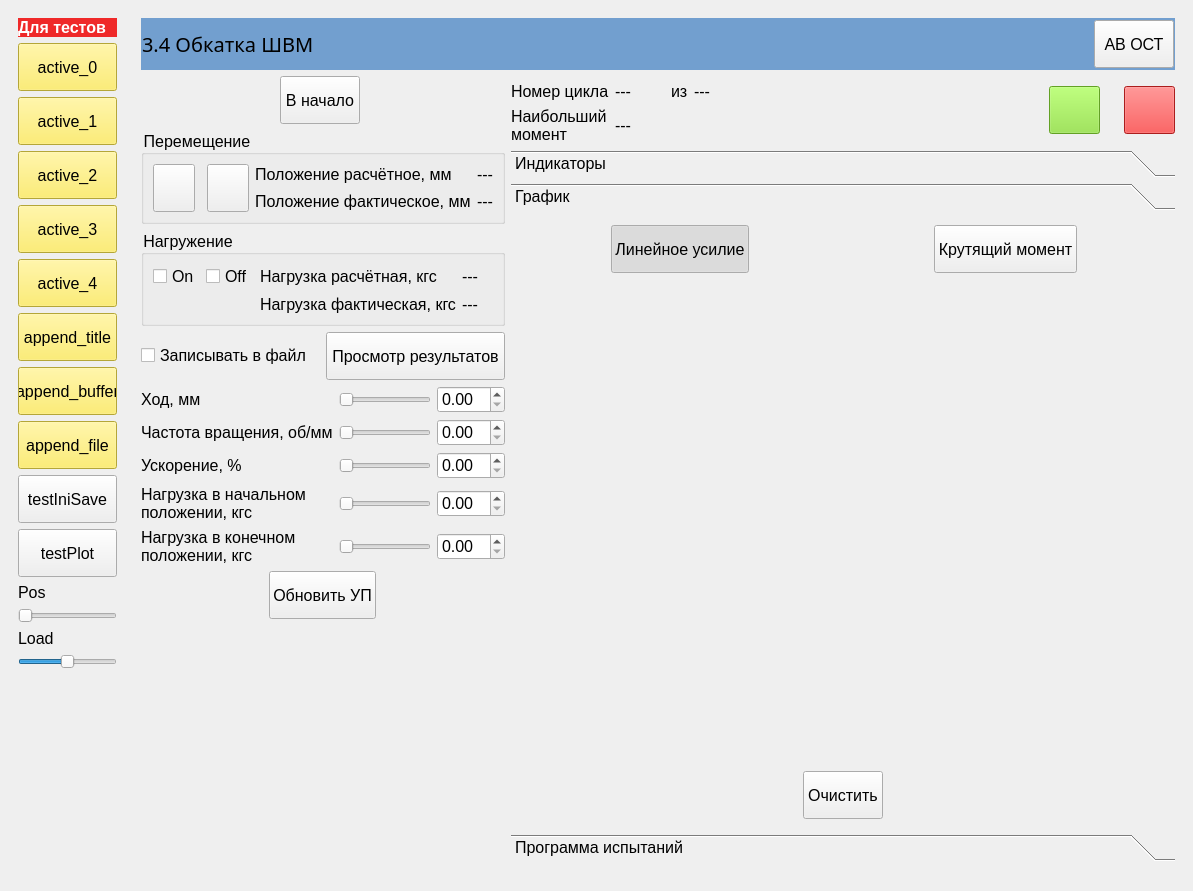
First picture: the form in BallScrewVCP4.ui, repository Ornstein89/BallScrewControl_QtVCP, before the edit.
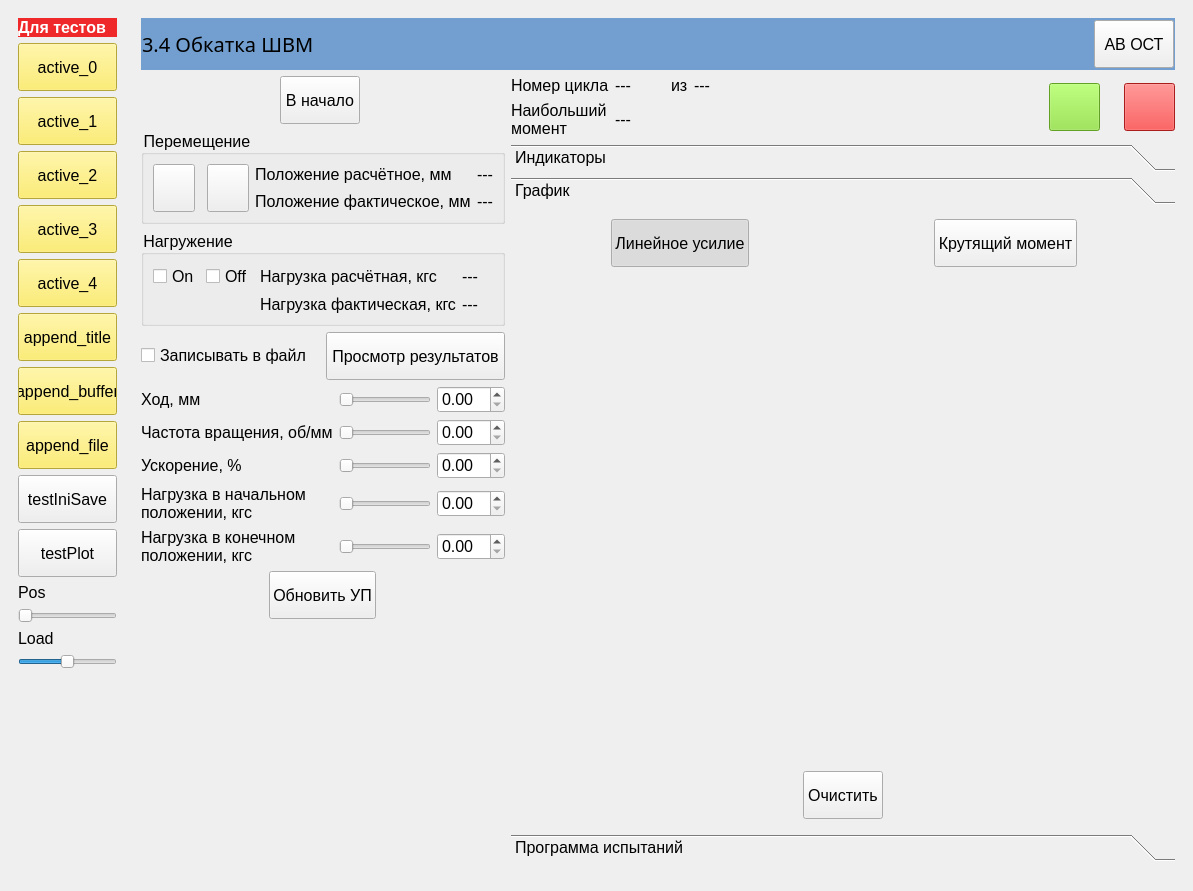
Second picture: the form after the edit. Icons and pictures are not drawn. Custom widgets are drawn as their Qt base class.

```diff
--- a/BallScrewVCP4.ui
+++ b/BallScrewVCP4.ui
@@ -235,71 +235,6 @@
        <layout class="QGridLayout" name="gridLayout_13" columnstretch="1,3">
         <item row="1" column="1">
          <layout class="QGridLayout" name="gridLayout_12">
-          <item row="2" column="1" rowspan="2">
-           <layout class="QGridLayout" name="gridLayout_23">
-            <item row="0" column="2">
-             <widget class="QLabel" name="label_2">
-              <property name="text">
-               <string>из</string>
-              </property>
-             </widget>
-            </item>
-            <item row="1" column="0">
-             <widget class="QLabel" name="label_75">
-              <property name="text">
-               <string>Наибольший 
-момент</string>
-              </property>
-             </widget>
-            </item>
-            <item row="0" column="1">
-             <widget class="QLabel" name="lblI34">
-              <property name="minimumSize">
-               <size>
-                <width>50</width>
-                <height>0</height>
-               </size>
-              </property>
-              <property name="text">
-               <string>---</string>
-              </property>
-             </widget>
-            </item>
-            <item row="0" column="0">
-             <widget class="QLabel" name="label_74">
-              <property name="text">
-               <string>Номер цикла</string>
-              </property>
-             </widget>
-            </item>
-            <item row="1" column="1">
-             <widget class="QLabel" name="lblTorque_Max34">
-              <property name="minimumSize">
-               <size>
-                <width>50</width>
-                <height>0</height>
-               </size>
-              </property>
-              <property name="text">
-               <string>---</string>
-              </property>
-             </widget>
-            </item>
-            <item row="0" column="3">
-             <widget class="QLabel" name="lblN34">
-              <property name="minimumSize">
-               <size>
-                <width>50</width>
-                <height>0</height>
-               </size>
-              </property>
-              <property name="text">
-               <string>---</string>
-              </property>
-             </widget>
-            </item>
-           </layout>
-          </item>
           <item row="1" column="8" rowspan="3">
            <widget class="PushButton" name="btnDevice_Off34">
             <property name="styleSheet">
@@ -369,6 +304,71 @@
             </property>
            </widget>
           </item>
+          <item row="1" column="1" rowspan="3">
+           <layout class="QGridLayout" name="gridLayout_23">
+            <item row="0" column="2">
+             <widget class="QLabel" name="label_2">
+              <property name="text">
+               <string>из</string>
+              </property>
+             </widget>
+            </item>
+            <item row="1" column="0">
+             <widget class="QLabel" name="label_75">
+              <property name="text">
+               <string>Наибольший 
+момент</string>
+              </property>
+             </widget>
+            </item>
+            <item row="0" column="1">
+             <widget class="QLabel" name="lblI34">
+              <property name="minimumSize">
+               <size>
+                <width>50</width>
+                <height>0</height>
+               </size>
+              </property>
+              <property name="text">
+               <string>---</string>
+              </property>
+             </widget>
+            </item>
+            <item row="0" column="0">
+             <widget class="QLabel" name="label_74">
+              <property name="text">
+               <string>Номер цикла</string>
+              </property>
+             </widget>
+            </item>
+            <item row="1" column="1">
+             <widget class="QLabel" name="lblTorque_Max34">
+              <property name="minimumSize">
+               <size>
+                <width>50</width>
+                <height>0</height>
+               </size>
+              </property>
+              <property name="text">
+               <string>---</string>
+              </property>
+             </widget>
+            </item>
+            <item row="0" column="3">
+             <widget class="QLabel" name="lblN34">
+              <property name="minimumSize">
+               <size>
+                <width>50</width>
+                <height>0</height>
+               </size>
+              </property>
+              <property name="text">
+               <string>---</string>
+              </property>
+             </widget>
+            </item>
+           </layout>
+          </item>
          </layout>
         </item>
         <item row="2" column="1">
@@ -563,7 +563,7 @@
              <x>0</x>
              <y>0</y>
              <width>604</width>
-             <height>619</height>
+             <height>625</height>
             </rect>
            </property>
            <attribute name="label">
```
Left out of the diff: 8 changed lines with no effect on the pictures.
